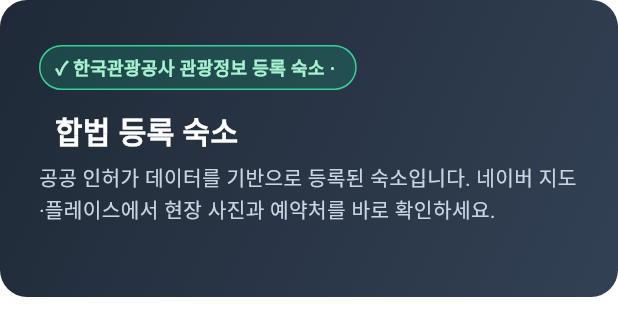
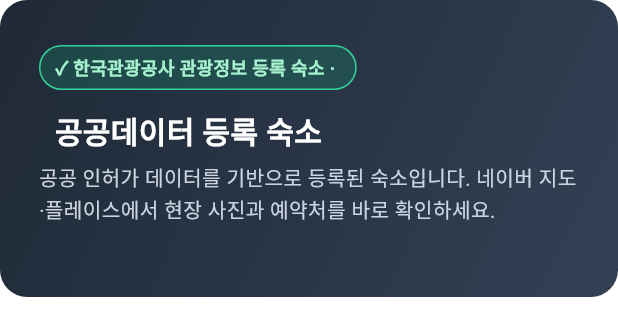
Before and after one commit to ivy214/jikstay, a Flutter app: the _PublicStayVisualHero widget shown alone on an empty page, opened directly with empty values, on a phone screen of 412 x 824 dp. Shown: the top 336 px of the screen. Run offline on Flutter 3.47's test engine with Material 3 defaults, Android fonts, the phone set to English and light mode, and no system bars; our stand-ins replace cloud_firestore, firebase_auth, firebase_core, material_ui; missing offline and left inert: dart:js_interop, firebase_app_check; accounts and stored records are empty; network calls fail.

Commit message:
Keep stay detail working when App Check token is slow; drop leftover legality wording
- Firestore waits for the App Check (reCAPTCHA) token; on slow networks,
  ad blockers or blocked Google access the read timed out and the page
  showed "not found". Retry once, then fall back to the static stays index
- Replace remaining "합법 등록/인증" phrases in the stay hero and stories

Co-Authored-By: Claude Opus 5.5 <noreply@anthropic.com>

```diff
--- a/app/lib/detail/gallery.dart
+++ b/app/lib/detail/gallery.dart
@@ -337,7 +337,7 @@ class StorageImage extends StatelessWidget {
             children: [
               Icon(Icons.villa_outlined, size: errorIconSize + 8, color: const Color(0xFF6C7A89)),
               const SizedBox(height: 4),
-              const Text('합법 등록 스테이', style: TextStyle(fontSize: 12, fontWeight: FontWeight.w700, color: Color(0xFF5A6877))),
+              const Text('공공데이터 등록 스테이', style: TextStyle(fontSize: 12, fontWeight: FontWeight.w700, color: Color(0xFF5A6877))),
             ],
           ),
         ),
@@ -410,7 +410,7 @@ class _PublicStayVisualHero extends StatelessWidget {
                 ),
                 const SizedBox(height: 12),
                 Text(
-                  '${data['region_depth1'] ?? ''} ${data['region_depth2'] ?? ''} 합법 등록 숙소',
+                  '${data['region_depth1'] ?? ''} ${data['region_depth2'] ?? ''} 공공데이터 등록 숙소',
                   style: const TextStyle(color: Colors.white, fontSize: 20, fontWeight: FontWeight.w800),
                 ),
                 const SizedBox(height: 6),
--- a/app/lib/discovery/daily_stories.dart
+++ b/app/lib/discovery/daily_stories.dart
@@ -178,7 +178,7 @@ const List<DailyStoryItem> kFallbackDailyMunicipalStories = [
     pullQuote: '12MB 대용량 PDF를 내려받지 않아도, 서울 5대 권역 핵심 명소와 교통·맛집 동선을 웹 매거진으로 바로 읽어보세요',
     paragraphs: [
       '서울관광재단(Visit Seoul)이 발간한 《2026 서울관광안내서》는 도심 고궁(경복궁·창덕궁·덕수궁)과 북촌 한옥마을의 천년 역사부터, 남산 서울타워·청계천 야경, 성수동·연남동 로컬 감성 골목, 한강공원 피크닉까지 서울의 매력을 권역별로 정리한 공식 종합 가이드북입니다.',
-      '직스테이 로컬은 12MB PDF 전체를 내려받기 전에도 모바일·PC에서 1초 만에 핵심 코스를 훑어보고, 바로 대중교통 길찾기와 주변 로컬 맛집·합법 인증 도시민박(한옥·외국인관광도시민박)까지 이어볼 수 있도록 가벼운 웹 매거진 버전으로 재구성했습니다.',
+      '직스테이 로컬은 12MB PDF 전체를 내려받기 전에도 모바일·PC에서 1초 만에 핵심 코스를 훑어보고, 바로 대중교통 길찾기와 주변 로컬 맛집·도시민박(한옥·외국인관광도시민박)까지 이어볼 수 있도록 가벼운 웹 매거진 버전으로 재구성했습니다.',
     ],
     images: [
       'https://tong.visitkorea.or.kr/cms/resource/43/4056543_image2_1.jpg',
--- a/app/lib/travel_hub.dart
+++ b/app/lib/travel_hub.dart
@@ -17,7 +17,7 @@ const List<Map<String, dynamic>> _kFallbackHalfPriceRegions = [
   {
     'region_group': '전라/충청',
     'cities': ['강진', '해남', '완도', '고흥', '영광', '영암', '장흥', '고창', '제천', '태안', '서천'],
-    'benefit_ko': '여행경비 50% 환급 (청년 일부 최대 70%) · 합법 등록 숙소 영수증 필수',
+    'benefit_ko': '여행경비 50% 환급 (청년 일부 최대 70%) · 지자체 인정 업소 영수증 필수',
     'benefit_en': '50% Stay & Dining Cashback + Digital Resident Pass partner perks',
   },
   {
@@ -54,7 +54,7 @@ const List<Map<String, dynamic>> _kFallbackBenefits = [
     'official_url': 'https://korean.visitkorea.or.kr',
     'ko': {
       'title': '2026 대한민국 반값여행 (25개 지자체 50% 환급)',
-      'desc': '여행 전 사전신청 후 합법 등록 숙소·식당 영수증을 제출하면 지출액의 50%(2인 최대 20만원)를 지역화폐로 환급받습니다. (미신고 불법숙소 영수증 제외)',
+      'desc': '여행 전 사전신청 후 지자체가 인정한 숙소·식당 영수증을 제출하면 지출액의 50%(2인 최대 20만원)를 지역화폐로 환급받습니다. (미신고 불법숙소 영수증 제외)',
     },
     'en': {
       'title': '2026 Half-Price Regional Travel & Foreigner FIT Perks',
```
Also changed, not shown: app/lib/detail/listing_detail_page.dart (+16 -2 lines), app/lib/detail_page.dart (+14 -0 lines).
